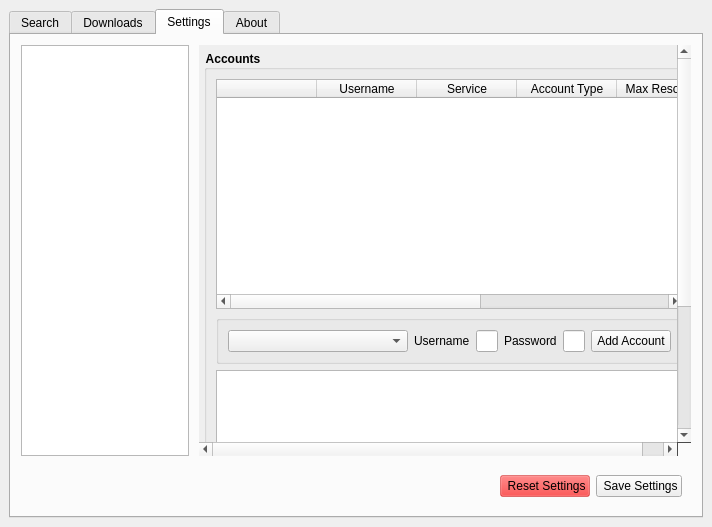
Old version of the form src/onthespot/qt/qtui/main.ui in the repository john20xdoe/onthespot-fork.
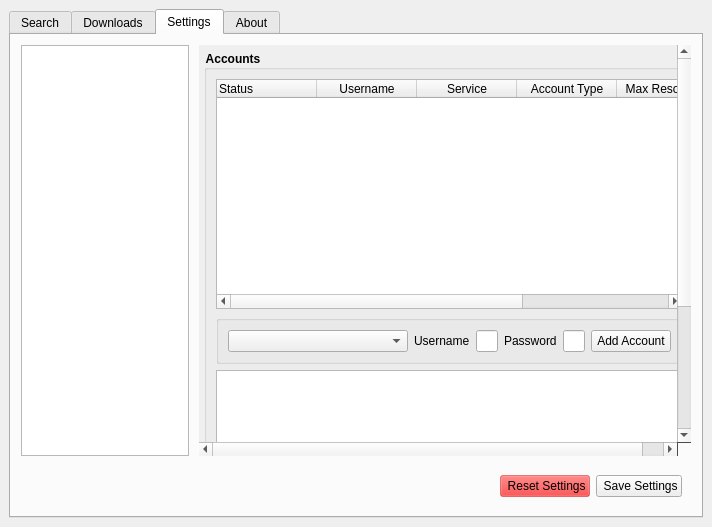
New version of the form. Icons and pictures are not drawn.

Commit message: feat: combine Status and Select column

Diff of the .ui file:
```diff
--- a/src/onthespot/qt/qtui/main.ui
+++ b/src/onthespot/qt/qtui/main.ui
@@ -691,10 +691,10 @@
                  </attribute>
                  <column>
                   <property name="text">
-                   <string />
+                   <string>Status</string>
                   </property>
                   <property name="textAlignment">
-                   <set>AlignTrailing|AlignTop</set>
+                   <set>AlignLeading|AlignVCenter</set>
                   </property>
                  </column>
                  <column>
@@ -717,11 +717,6 @@
                    <string>Max Resolution</string>
                   </property>
                  </column>
-                 <column>
-                  <property name="text">
-                   <string>Status</string>
-                  </property>
-                 </column>
                  <column>
                   <property name="text">
                    <string>Action</string>
```
The commit also changes 1 other file.
